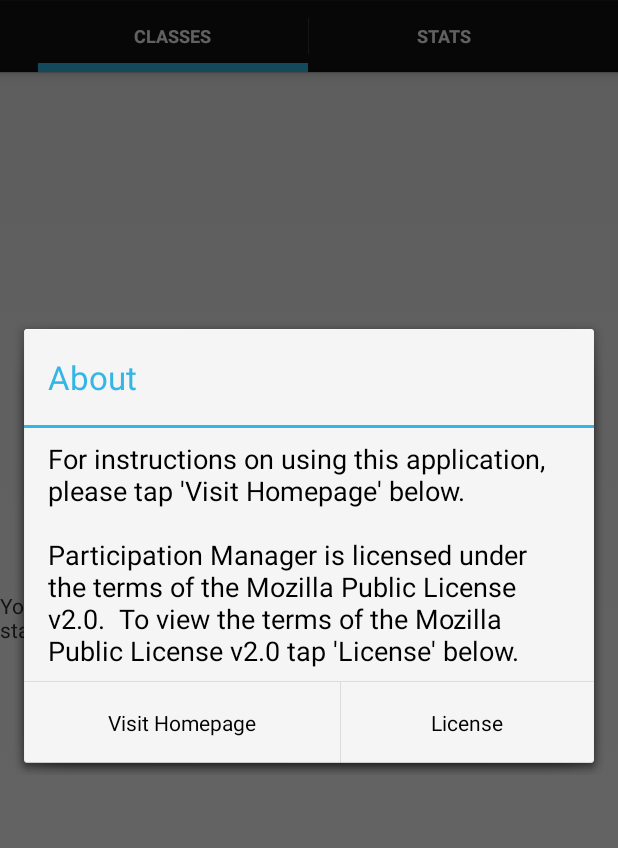
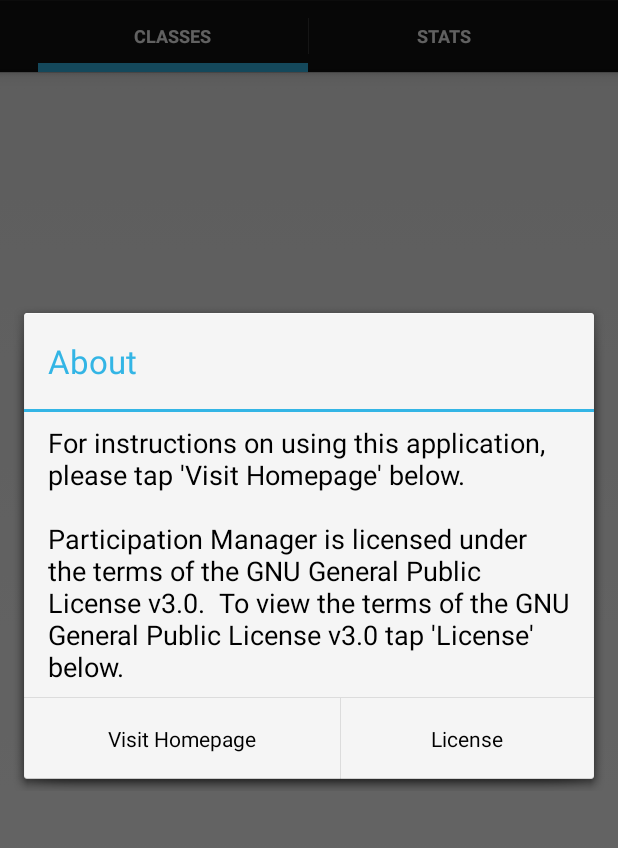
Before and after one commit to paytonq-zz/ParticipationManager, an Android app: the screen it shows after launch (MyActivity), in the options menu, after a tap on "About", on a phone screen of 412 x 824 dp, the part 72-920 px from its top. Run offline under Robolectric (Android 15) with nearby library versions, the phone set to English and light mode, and no system bars.

Commit message:
relicense and minor changes

```diff
--- a/app/build.gradle
+++ b/app/build.gradle
@@ -13,7 +13,7 @@ android {
     }
     buildTypes {
         release {
-            runProguard false
+            minifyEnabled false
             proguardFiles getDefaultProguardFile('proguard-android.txt'), 'proguard-rules.pro'
         }
     }
--- a/app/src/main/java/com/qdev/tabtest/MyActivity.java
+++ b/app/src/main/java/com/qdev/tabtest/MyActivity.java
@@ -1,6 +1,17 @@
-/* This Source Code Form is subject to the terms of the Mozilla Public
- * License, v. 2.0. If a copy of the MPL was not distributed with this
- * file, You can obtain one at http://mozilla.org/MPL/2.0/. */
+/* Copyright (C) 2015 Payton Quinn
+ *
+ *  This program is free software: you can redistribute it and/or modify
+ *  it under the terms of the GNU General Public License as published by
+ *  the Free Software Foundation, either version 3 of the License, or
+ *  (at your option) any later version.
+ *
+ *  This program is distributed in the hope that it will be useful,
+ *  but WITHOUT ANY WARRANTY; without even the implied warranty of
+ *  MERCHANTABILITY or FITNESS FOR A PARTICULAR PURPOSE.  See the
+ *  GNU General Public License for more details.
+ *
+ *  You should have received a copy of the GNU General Public License
+ *  along with this program.  If not, see <http://www.gnu.org/licenses/>. */
 
 package com.qdev.tabtest;
 
@@ -96,14 +107,14 @@ public class MyActivity extends Activity  {
                 builder.setMessage("For instructions on using this application, please tap " +
                         "'Visit Homepage' below.\n\n" +
                         "Participation Manager is licensed under " +
-                        "the terms of the Mozilla Public License v2.0.  " +
-                        "To view the terms of the Mozilla Public License v2.0 " +
+                        "the terms of the GNU General Public License v3.0.  " +
+                        "To view the terms of the GNU General Public License v3.0 " +
                         "tap 'License' below.").setCancelable(true);
                 builder.setPositiveButton("License", new DialogInterface.OnClickListener() {
                     public void onClick(DialogInterface dialog, int id) {
 
                         Intent browserIntent = new Intent(Intent.ACTION_VIEW,
-                                Uri.parse("http://opensource.org/licenses/MPL-2.0"));
+                                Uri.parse("https://www.gnu.org/licenses/gpl-3.0.txt"));
                         startActivity(browserIntent);
                     }
                 });
--- a/app/src/main/java/com/qdev/tabtest/newClasses.java
+++ b/app/src/main/java/com/qdev/tabtest/newClasses.java
@@ -1,6 +1,17 @@
-/* This Source Code Form is subject to the terms of the Mozilla Public
- * License, v. 2.0. If a copy of the MPL was not distributed with this
- * file, You can obtain one at http://mozilla.org/MPL/2.0/. */
+/* Copyright (C) 2015 Payton Quinn
+ *
+ *  This program is free software: you can redistribute it and/or modify
+ *  it under the terms of the GNU General Public License as published by
+ *  the Free Software Foundation, either version 3 of the License, or
+ *  (at your option) any later version.
+ *
+ *  This program is distributed in the hope that it will be useful,
+ *  but WITHOUT ANY WARRANTY; without even the implied warranty of
+ *  MERCHANTABILITY or FITNESS FOR A PARTICULAR PURPOSE.  See the
+ *  GNU General Public License for more details.
+ *
+ *  You should have received a copy of the GNU General Public License
+ *  along with this program.  If not, see <http://www.gnu.org/licenses/>. */
 
 package com.qdev.tabtest;
 
@@ -19,7 +30,7 @@ public class newClasses extends Fragment {
                              Bundle savedInstanceState){
         View view = inflater.inflate(R.layout.tab2, container, false);
         TextView textview = (TextView) view.findViewById(R.id.tabtextview);
-        textview.setText("You haven't added any classes yet.  Press the plus sign to get started!");
+        textview.setText("You haven't added any classes yet.\nPress the plus sign to get started!");
         return view;
     }
 }
--- a/build.gradle
+++ b/build.gradle
@@ -5,7 +5,7 @@ buildscript {
         jcenter()
     }
     dependencies {
-        classpath 'com.android.tools.build:gradle:0.12.+'
+        classpath 'com.android.tools.build:gradle:1.1.0'
 
         // NOTE: Do not place your application dependencies here; they belong
         // in the individual module build.gradle files
```
Also changed, not shown: app/src/main/java/com/qdev/tabtest/CreateNew.java (+14 -3 lines), app/src/main/java/com/qdev/tabtest/MyTabListener.java (+15 -0 lines), app/src/main/java/com/qdev/tabtest/fragmentTab1.java (+14 -3 lines), app/src/main/java/com/qdev/tabtest/fragmentTab2.java (+14 -3 lines), app/src/main/java/com/qdev/tabtest/studentSelection.java (+14 -3 lines), gradle/wrapper/gradle-wrapper.properties, 4 other files.
